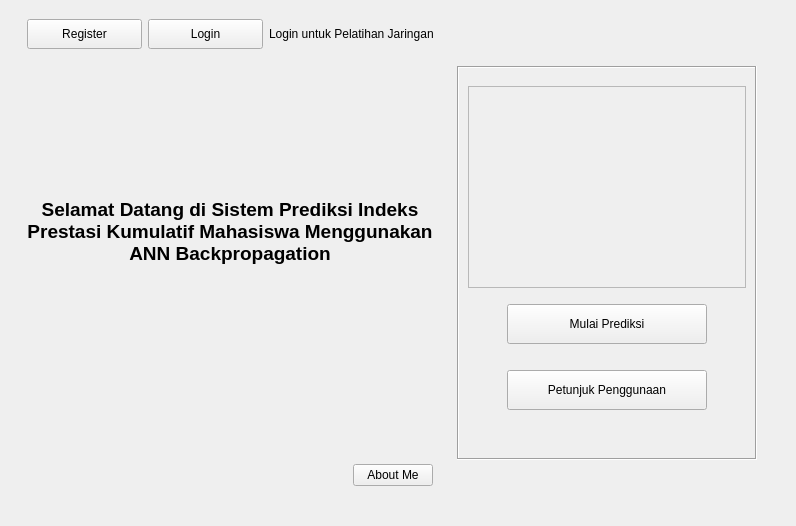
Old version of the form gui/gui_main.ui in the repository mafr017/BNN_GPA.
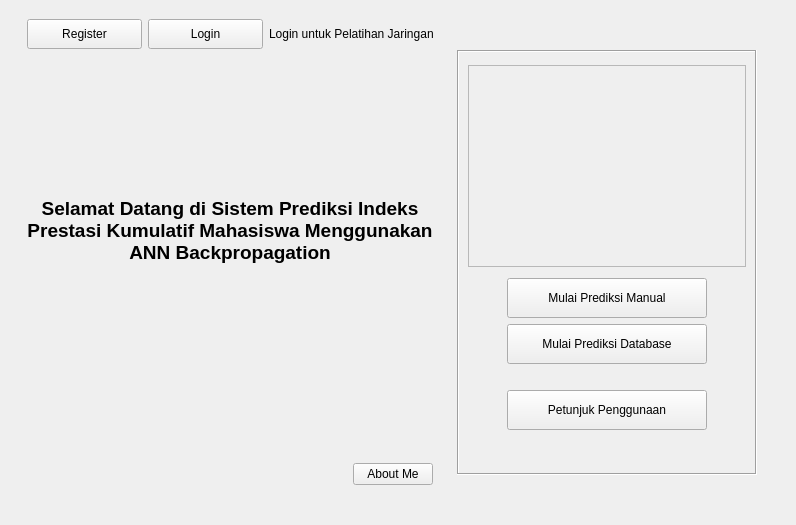
New version of the form. Icons and pictures are not drawn.

What changed in the file:
```diff
--- a/gui/gui_main.ui
+++ b/gui/gui_main.ui
@@ -7,7 +7,7 @@
     <x>0</x>
     <y>0</y>
     <width>796</width>
-    <height>526</height>
+    <height>525</height>
    </rect>
   </property>
   <property name="sizePolicy">
@@ -307,6 +307,12 @@
              </item>
              <item>
               <widget class="QPushButton" name="pbAboutMe">
+               <property name="minimumSize">
+                <size>
+                 <width>7</width>
+                 <height>20</height>
+                </size>
+               </property>
                <property name="toolTip">
                 <string>Informasi Developer</string>
                </property>
@@ -563,7 +569,7 @@
                 <enum>Qt::LeftToRight</enum>
                </property>
                <property name="text">
-                <string>Mulai Prediksi</string>
+                <string>Mulai Prediksi Manual</string>
                </property>
               </widget>
              </item>
@@ -583,6 +589,78 @@
             </layout>
            </widget>
           </item>
+          <item>
+           <widget class="QFrame" name="frame_10">
+            <property name="frameShape">
+             <enum>QFrame::NoFrame</enum>
+            </property>
+            <property name="frameShadow">
+             <enum>QFrame::Raised</enum>
+            </property>
+            <layout class="QHBoxLayout" name="horizontalLayout_6">
+             <property name="leftMargin">
+              <number>0</number>
+             </property>
+             <property name="topMargin">
+              <number>0</number>
+             </property>
+             <property name="rightMargin">
+              <number>0</number>
+             </property>
+             <property name="bottomMargin">
+              <number>0</number>
+             </property>
+             <item>
+              <spacer name="horizontalSpacer_8">
+               <property name="orientation">
+                <enum>Qt::Horizontal</enum>
+               </property>
+               <property name="sizeHint" stdset="0">
+                <size>
+                 <width>40</width>
+                 <height>20</height>
+                </size>
+               </property>
+              </spacer>
+             </item>
+             <item>
+              <widget class="QPushButton" name="pbMulaiPreDB">
+               <property name="minimumSize">
+                <size>
+                 <width>200</width>
+                 <height>40</height>
+                </size>
+               </property>
+               <property name="maximumSize">
+                <size>
+                 <width>200</width>
+                 <height>16777215</height>
+                </size>
+               </property>
+               <property name="layoutDirection">
+                <enum>Qt::LeftToRight</enum>
+               </property>
+               <property name="text">
+                <string>Mulai Prediksi Database</string>
+               </property>
+              </widget>
+             </item>
+             <item>
+              <spacer name="horizontalSpacer_9">
+               <property name="orientation">
+                <enum>Qt::Horizontal</enum>
+               </property>
+               <property name="sizeHint" stdset="0">
+                <size>
+                 <width>40</width>
+                 <height>20</height>
+                </size>
+               </property>
+              </spacer>
+             </item>
+            </layout>
+           </widget>
+          </item>
           <item>
            <spacer name="verticalSpacer_4">
             <property name="orientation">
```
